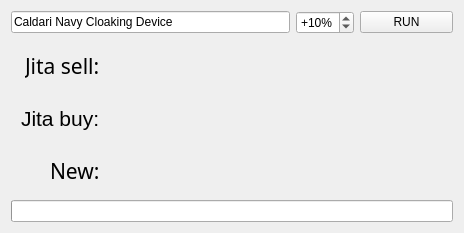
Old version of the form eve_api/widget.ui in the repository Ardameon/eve_market_tool.
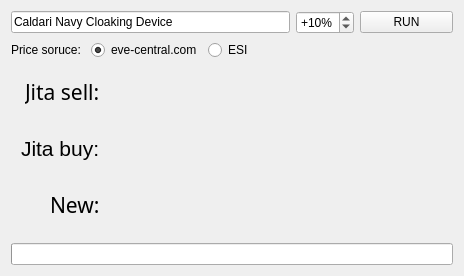
New version of the form. Icons and pictures are not drawn.

The edit to the form file:
```diff
--- a/eve_api/widget.ui
+++ b/eve_api/widget.ui
@@ -7,7 +7,7 @@
     <x>0</x>
     <y>0</y>
     <width>464</width>
-    <height>233</height>
+    <height>276</height>
    </rect>
   </property>
   <property name="minimumSize">
@@ -19,7 +19,7 @@
   <property name="maximumSize">
    <size>
     <width>464</width>
-    <height>250</height>
+    <height>600</height>
    </size>
   </property>
   <property name="windowTitle">
@@ -29,7 +29,7 @@
    <iconset resource="icons.qrc">
     <normaloff>:/icons/6_64_3.png</normaloff>:/icons/6_64_3.png</iconset>
   </property>
-  <layout class="QVBoxLayout" name="verticalLayout" stretch="0,0,0,0">
+  <layout class="QVBoxLayout" name="verticalLayout" stretch="0,0,0,0,0">
    <item>
     <layout class="QHBoxLayout" name="horizontalLayout" stretch="3,0,1">
      <item>
@@ -61,6 +61,47 @@
      </item>
     </layout>
    </item>
+   <item>
+    <layout class="QHBoxLayout" name="horizontalLayout_2">
+     <item>
+      <widget class="QLabel" name="priceSrcLabel">
+       <property name="text">
+        <string>Price soruce: </string>
+       </property>
+      </widget>
+     </item>
+     <item>
+      <widget class="QRadioButton" name="rbEveCentral">
+       <property name="text">
+        <string>eve-central.com</string>
+       </property>
+       <property name="checked">
+        <bool>true</bool>
+       </property>
+      </widget>
+     </item>
+     <item>
+      <widget class="QRadioButton" name="rbESI">
+       <property name="text">
+        <string>ESI</string>
+       </property>
+      </widget>
+     </item>
+     <item>
+      <spacer name="horizontalSpacer">
+       <property name="orientation">
+        <enum>Qt::Horizontal</enum>
+       </property>
+       <property name="sizeHint" stdset="0">
+        <size>
+         <width>40</width>
+         <height>20</height>
+        </size>
+       </property>
+      </spacer>
+     </item>
+    </layout>
+   </item>
    <item>
     <layout class="QGridLayout" name="gridLayout" rowstretch="0,0,0,0" columnstretch="0,25,0" columnminimumwidth="0,0,90">
      <property name="sizeConstraint">
@@ -233,6 +274,9 @@
      <property name="orientation">
       <enum>Qt::Vertical</enum>
      </property>
+     <property name="sizeType">
+      <enum>QSizePolicy::Expanding</enum>
+     </property>
      <property name="sizeHint" stdset="0">
       <size>
        <width>20</width>
```
